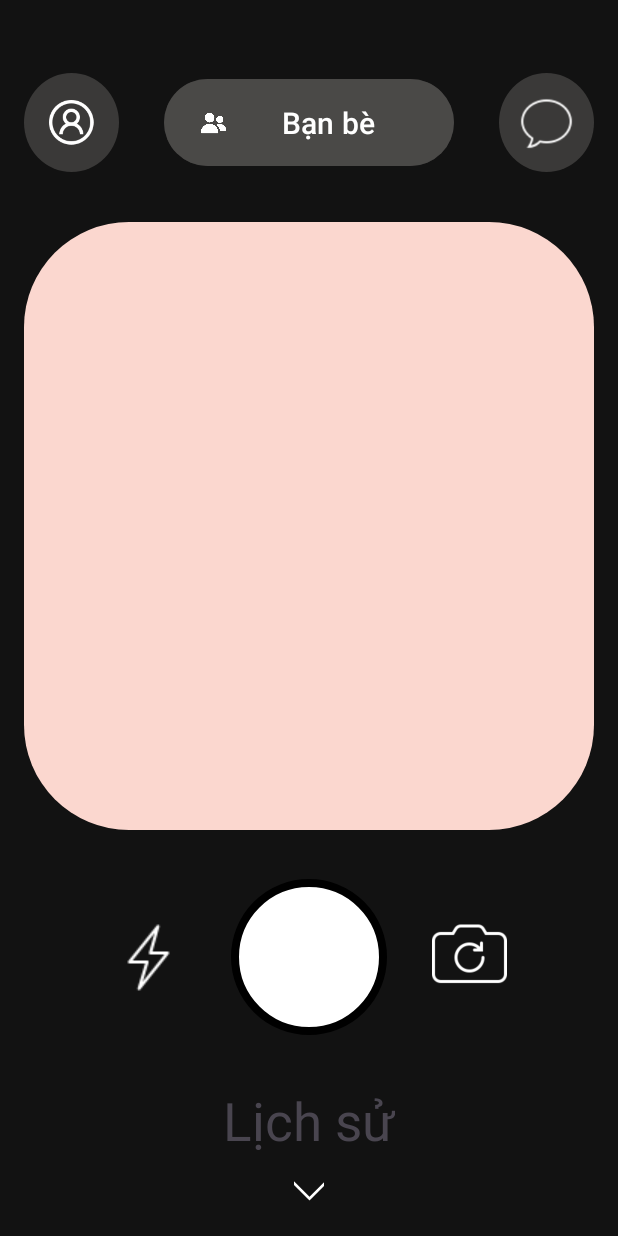
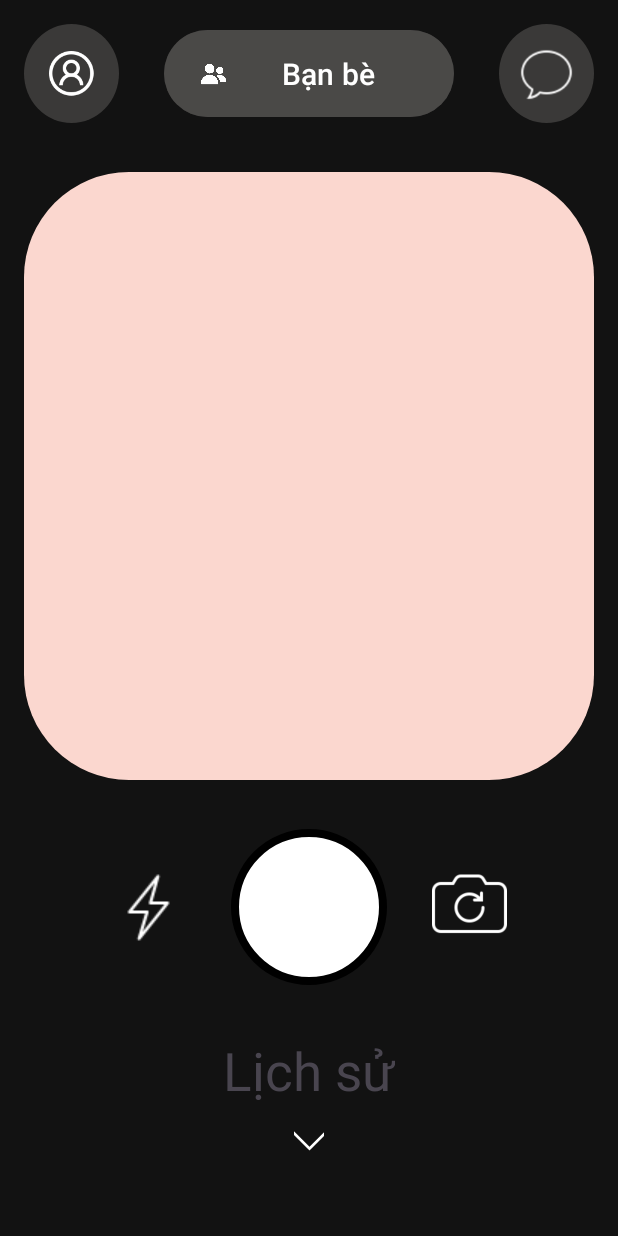
Before and after one commit to Winder510/Locket2, an Android app: the screen it shows after launch (MainActivity), on a phone screen of 412 x 824 dp. Run offline under Robolectric (Android 15) with nearby library versions, the phone set to English and light mode, and no system bars.

Commit message:
layout top

```diff
--- a/app/src/main/res/layout/main_layout.xml
+++ b/app/src/main/res/layout/main_layout.xml
@@ -19,8 +19,8 @@
         <LinearLayout
             android:layout_width="match_parent"
             android:layout_height="wrap_content"
-            android:layout_weight="1"
-            android:gravity="center_vertical"
+            android:layout_weight="0.5"
+            android:gravity="top"
           >
 
             <ImageButton
@@ -29,6 +29,7 @@
                 android:background="@drawable/btn_oval_no_stroke"
                 android:src="@drawable/ic_user"
                 android:scaleType="centerCrop"
+
                 />
 
 
```
